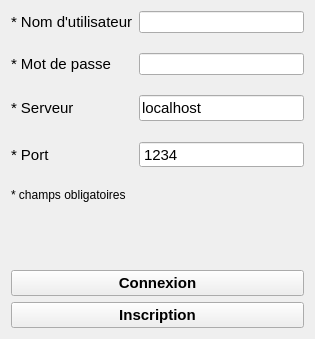
edri/ProjetChat2015, file User/viewUser.ui: the form before one commit.
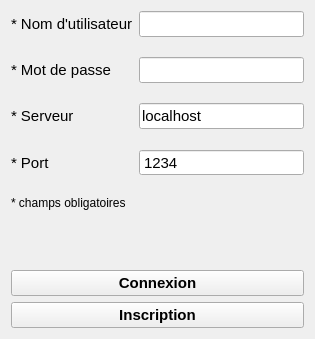
The form after the commit.

Commit message: Interface - Modification du profile

Patch:
```diff
--- a/User/viewUser.ui
+++ b/User/viewUser.ui
@@ -153,10 +153,21 @@
        </widget>
       </item>
       <item row="0" column="1">
-       <widget class="QLineEdit" name="ldt_userName"/>
+       <widget class="QLineEdit" name="ldt_userName">
+        <property name="font">
+         <font>
+          <pointsize>11</pointsize>
+         </font>
+        </property>
+       </widget>
       </item>
       <item row="1" column="1">
        <widget class="QLineEdit" name="ldt_password">
+        <property name="font">
+         <font>
+          <pointsize>11</pointsize>
+         </font>
+        </property>
         <property name="echoMode">
          <enum>QLineEdit::Password</enum>
         </property>
```
The commit also changes 5 other files.
